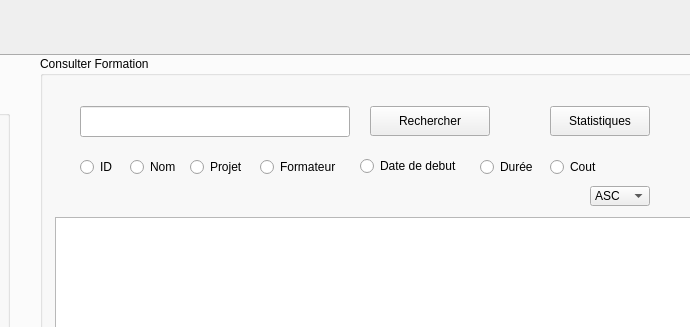
This is Khalil SRIDI/gestionAmelioration/mainwindow.ui in KhalilSRIDI/Smart_Factory_2A1 as Qt 5 draws it before an edit; both pictures show x 412 to 1102 and y 0 to 327 of the 1223 by 670 pixel window. The edited form follows.
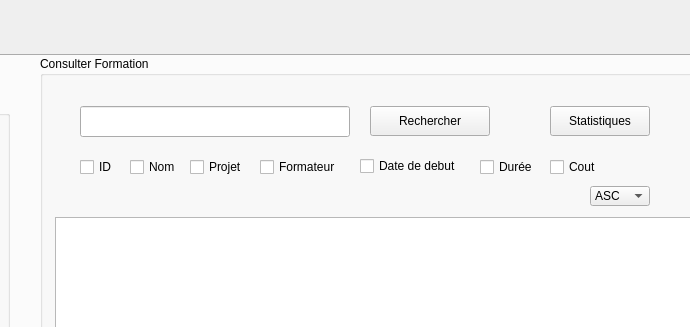
This is the edited form. The open tabs and pages were chosen to show the change.

Patch:
```diff
--- a/Khalil SRIDI/gestionAmelioration/mainwindow.ui
+++ b/Khalil SRIDI/gestionAmelioration/mainwindow.ui
@@ -572,7 +572,7 @@
         <bool>false</bool>
        </property>
       </widget>
-      <widget class="QRadioButton" name="radioButtonNomF">
+      <widget class="QCheckBox" name="checkBoxNomF">
        <property name="geometry">
         <rect>
          <x>90</x>
@@ -585,7 +585,7 @@
         <string>Nom</string>
        </property>
       </widget>
-      <widget class="QRadioButton" name="radioButtonFormateurF">
+      <widget class="QCheckBox" name="checkBoxFormateurF">
        <property name="geometry">
         <rect>
          <x>220</x>
@@ -598,7 +598,7 @@
         <string>Formateur</string>
        </property>
       </widget>
-      <widget class="QRadioButton" name="radioButtonProjetF">
+      <widget class="QCheckBox" name="checkBoxProjetF">
        <property name="geometry">
         <rect>
          <x>150</x>
@@ -611,7 +611,7 @@
         <string>Projet</string>
        </property>
       </widget>
-      <widget class="QRadioButton" name="radioButtonDateF">
+      <widget class="QCheckBox" name="checkBoxDateF">
        <property name="geometry">
         <rect>
          <x>320</x>
@@ -624,7 +624,7 @@
         <string>Date de debut</string>
        </property>
       </widget>
-      <widget class="QRadioButton" name="radioButtonDureeF">
+      <widget class="QCheckBox" name="checkBoxDureeF">
        <property name="geometry">
         <rect>
          <x>440</x>
@@ -714,7 +714,7 @@
         <bool>false</bool>
        </attribute>
       </widget>
-      <widget class="QRadioButton" name="radioButtonCoutF">
+      <widget class="QCheckBox" name="checkBoxCoutF">
        <property name="geometry">
         <rect>
          <x>510</x>
@@ -727,7 +727,7 @@
         <string>Cout</string>
        </property>
       </widget>
-      <widget class="QRadioButton" name="radioButtonIDF">
+      <widget class="QCheckBox" name="checkBoxIDF">
        <property name="geometry">
         <rect>
          <x>40</x>
```
Left out of the diff: 2 changed lines with no effect on the pictures.
